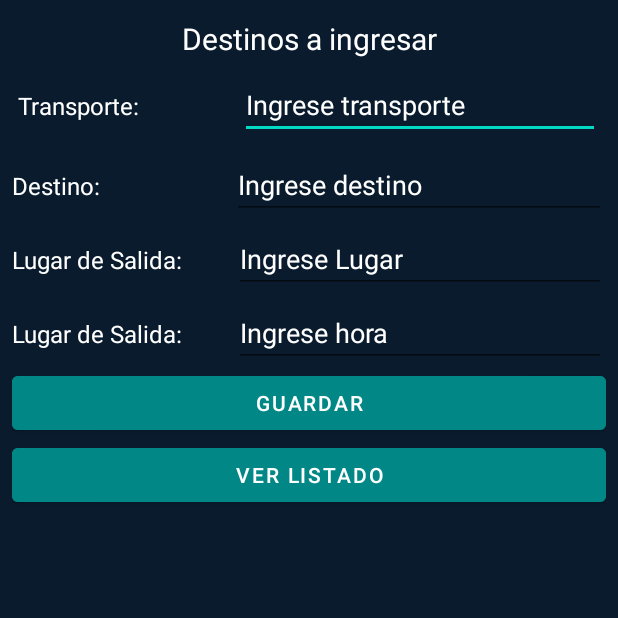
After one commit to ETPS3-T/ETPS3-T_Project, an Android app: the fragment AdministrarUbicacion shown on its own in the app's theme, on a phone screen of 412 x 824 dp, the top half of it. The commit adds this screen. Run offline under Robolectric (Android 15) with nearby library versions, the phone set to English and light mode, and no system bars; Roboto replaces fonts that are not available here.

Commit message:
Agregamos nueva interfaz para admin

```diff
--- a/app/src/main/java/com/example/sivartravel/Administrador.java
+++ b/app/src/main/java/com/example/sivartravel/Administrador.java
@@ -36,7 +36,7 @@ public class Administrador extends AppCompatActivity {
         // Passing each menu ID as a set of Ids because each
         // menu should be considered as top level destinations.R.id.nav_consultarmedicamentos_a,R.id.nav_medicamentos_a
         mAppBarConfiguration = new AppBarConfiguration.Builder(
-                R.id.admin_Inicio,R.id.pruebaBd, R.id.administrarLugares)
+                R.id.admin_Inicio,R.id.pruebaBd, R.id.administrarLugares, R.id.administrarUbicacion)
                 .setDrawerLayout(drawer)
                 .build();
         NavController navController = Navigation.findNavController(this, R.id.nav_hosta);
--- /dev/null
+++ b/app/src/main/java/com/example/sivartravel/admin/AdministrarUbicacion.java
@@ -0,0 +1,65 @@
+package com.example.sivartravel.admin;
+
+import android.os.Bundle;
+import android.view.LayoutInflater;
+import android.view.View;
+import android.view.ViewGroup;
+
+import androidx.fragment.app.Fragment;
+
+import com.example.sivartravel.R;
+
+/**
+ * A simple {@link Fragment} subclass.
+ * Use the {@link AdministrarUbicacion#newInstance} factory method to
+ * create an instance of this fragment.
+ */
+public class AdministrarUbicacion extends Fragment {
+
+    // TODO: Rename parameter arguments, choose names that match
+    // the fragment initialization parameters, e.g. ARG_ITEM_NUMBER
+    private static final String ARG_PARAM1 = "param1";
+    private static final String ARG_PARAM2 = "param2";
+
+    // TODO: Rename and change types of parameters
+    private String mParam1;
+    private String mParam2;
+
+    public AdministrarUbicacion() {
+        // Required empty public constructor
+    }
+
+    /**
+     * Use this factory method to create a new instance of
+     * this fragment using the provided parameters.
+     *
+     * @param param1 Parameter 1.
+     * @param param2 Parameter 2.
+     * @return A new instance of fragment AdministrarUbicacion.
+     */
+    // TODO: Rename and change types and number of parameters
+    public static AdministrarUbicacion newInstance(String param1, String param2) {
+        AdministrarUbicacion fragment = new AdministrarUbicacion();
+        Bundle args = new Bundle();
+        args.putString(ARG_PARAM1, param1);
+        args.putString(ARG_PARAM2, param2);
+        fragment.setArguments(args);
+        return fragment;
+    }
+
+    @Override
+    public void onCreate(Bundle savedInstanceState) {
+        super.onCreate(savedInstanceState);
+        if (getArguments() != null) {
+            mParam1 = getArguments().getString(ARG_PARAM1);
+            mParam2 = getArguments().getString(ARG_PARAM2);
+        }
+    }
+
+    @Override
+    public View onCreateView(LayoutInflater inflater, ViewGroup container,
+                             Bundle savedInstanceState) {
+        // Inflate the layout for this fragment
+        return inflater.inflate(R.layout.fragment_administrar_ubicacion, container, false);
+    }
+}
--- /dev/null
+++ b/app/src/main/res/layout/fragment_administrar_ubicacion.xml
@@ -0,0 +1,145 @@
+<?xml version="1.0" encoding="utf-8"?>
+<LinearLayout xmlns:android="http://schemas.android.com/apk/res/android"
+    xmlns:tools="http://schemas.android.com/tools"
+    android:layout_width="match_parent"
+    android:layout_height="match_parent"
+    android:orientation="vertical"
+    android:background="#091B2D"
+    android:padding="8dp"
+    tools:context=".admin.AdministrarUbicacion">
+
+
+    <TextView
+        android:layout_width="match_parent"
+        android:layout_height="wrap_content"
+        android:layout_margin="4dp"
+        android:gravity="center"
+        android:text="Destinos a ingresar"
+        android:textColor="@color/white"
+        android:textSize="20sp" />
+
+    <LinearLayout
+        android:layout_width="match_parent"
+        android:layout_height="wrap_content"
+        android:orientation="horizontal"
+        android:layout_margin="4dp">
+
+        <TextView
+            android:id="@+id/textView10"
+            android:layout_width="wrap_content"
+            android:layout_height="wrap_content"
+            android:layout_weight="5"
+            android:text="Transporte:"
+            android:textColor="@color/white"
+            android:textSize="16sp" />
+
+        <EditText
+            android:id="@+id/EdtTransporte"
+            android:layout_width="wrap_content"
+            android:layout_height="wrap_content"
+            android:layout_weight="2"
+            android:ems="10"
+            android:hint="Ingrese transporte"
+            android:inputType="textPersonName"
+            android:textColor="@color/white"
+            android:textColorHint="@color/white" />
+    </LinearLayout>
+
+    <LinearLayout
+        android:layout_width="match_parent"
+        android:layout_height="wrap_content"
+        android:orientation="horizontal"
+        android:layout_marginTop="4dp">
+        <TextView
+            android:id="@+id/textView15"
+            android:layout_width="wrap_content"
+            android:layout_height="wrap_content"
+            android:layout_weight="5"
+            android:text="Destino:"
+            android:textColor="@color/white"
+            android:textSize="16sp" />
+
+        <EditText
+            android:id="@+id/EdtDestino"
+            android:layout_width="wrap_content"
+            android:layout_height="wrap_content"
+            android:layout_weight="2"
+            android:ems="10"
+            android:hint="Ingrese destino"
+            android:inputType="textPersonName"
+            android:textColor="@color/white"
+            android:textColorHint="@color/white" />
+    </LinearLayout>
+
+    <LinearLayout
+        android:layout_width="match_parent"
+        android:layout_height="wrap_content"
+        android:orientation="horizontal"
+        android:layout_marginTop="4dp">
+
+        <TextView
+            android:layout_width="wrap_content"
+            android:layout_height="wrap_content"
+            android:layout_weight="1"
+            android:text="Lugar de Salida:"
+            android:textColor="@color/white"
+            android:textSize="16sp" />
+
+        <EditText
+            android:id="@+id/EdtLugarSalida"
+            android:layout_width="wrap_content"
+            android:layout_height="wrap_content"
+            android:layout_weight="1"
+            android:ems="10"
+            android:hint="Ingrese Lugar"
+            android:inputType="textPersonName"
+            android:textColor="@color/white"
+            android:textColorHint="@color/white" />
+    </LinearLayout>
+
+    <LinearLayout
+        android:layout_width="match_parent"
+        android:layout_height="wrap_content"
+        android:orientation="horizontal"
+        android:layout_marginTop="4dp">
+
+        <TextView
+            android:layout_width="wrap_content"
+            android:layout_height="wrap_content"
+            android:layout_weight="1"
+            android:text="Lugar de Salida:"
+            android:textColor="@color/white"
+            android:textSize="16sp" />
+
+        <EditText
+            android:id="@+id/EdtHoraSalida"
+            android:layout_width="wrap_content"
+            android:layout_height="wrap_content"
+            android:layout_weight="1"
+            android:ems="10"
+            android:hint="Ingrese hora "
+            android:inputType="textPersonName"
+            android:textColor="@color/white"
+            android:textColorHint="@color/white" />
+    </LinearLayout>
+
+
+
+        <Button
+            android:id="@+id/btnGuardarUbicacion"
+            android:layout_width="match_parent"
+            android:layout_height="wrap_content"
+            android:backgroundTint="@color/teal_700"
+            android:text="Guardar"
+            android:textColor="#FFFFFF" />
+
+        <Button
+            android:id="@+id/btnListaUbicacion"
+            android:layout_width="match_parent"
+            android:layout_height="wrap_content"
+            android:backgroundTint="@color/teal_700"
+            android:text="Ver Listado"
+            android:textColor="#FFFFFF" />
+
+
+</LinearLayout>
```
Also changed, not shown: app/src/main/java/com/example/sivartravel/admin/ListadoDestinos.java (added, +65 -0 lines), app/src/main/res/drawable/ic_mapita.xml (added, +10 -0 lines), app/src/main/res/layout/fragment_listado_destinos.xml (added, +18 -0 lines), app/src/main/res/menu/activity_main_drawer_administrador.xml (+5 -5 lines), app/src/main/res/navigation/mobile_navigation_administrador.xml (+10 -0 lines).
